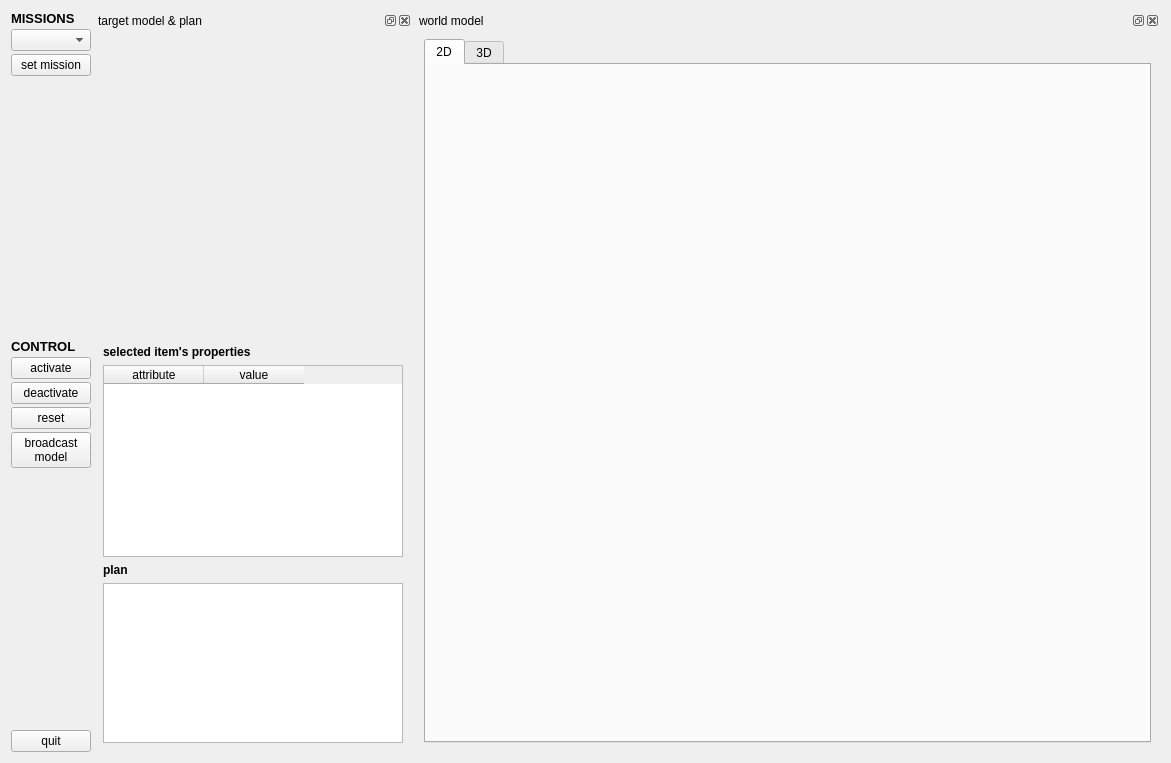
Qt form components/missionAgent/src/guiDlg.ui (robocomp/robocomp-shelly) before a commit.
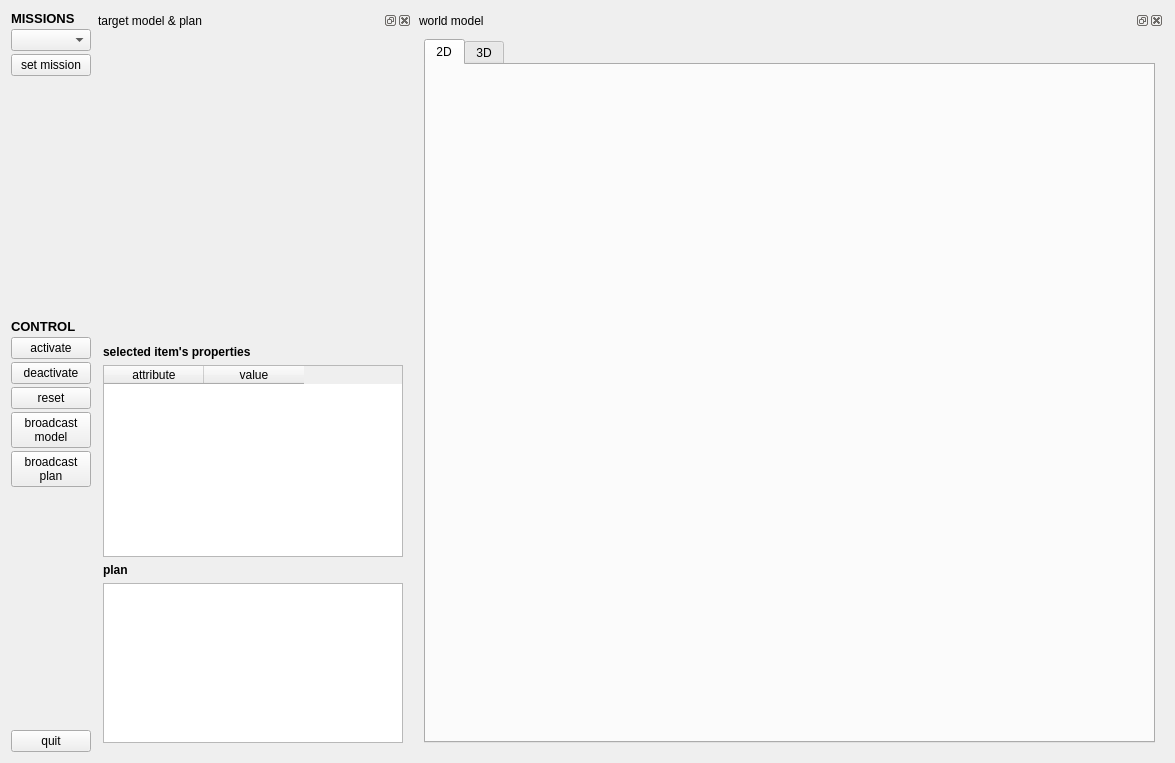
The same form after that commit.

```diff
--- a/components/missionAgent/src/guiDlg.ui
+++ b/components/missionAgent/src/guiDlg.ui
@@ -6,7 +6,7 @@
    <rect>
     <x>0</x>
     <y>0</y>
-    <width>1171</width>
+    <width>1175</width>
     <height>761</height>
    </rect>
   </property>
@@ -94,6 +94,14 @@
          </property>
         </widget>
        </item>
+       <item>
+        <widget class="QPushButton" name="broadcastPlanButton">
+         <property name="text">
+          <string>broadcast
+plan</string>
+         </property>
+        </widget>
+       </item>
        <item>
         <spacer name="verticalSpacer_2">
          <property name="orientation">
```
